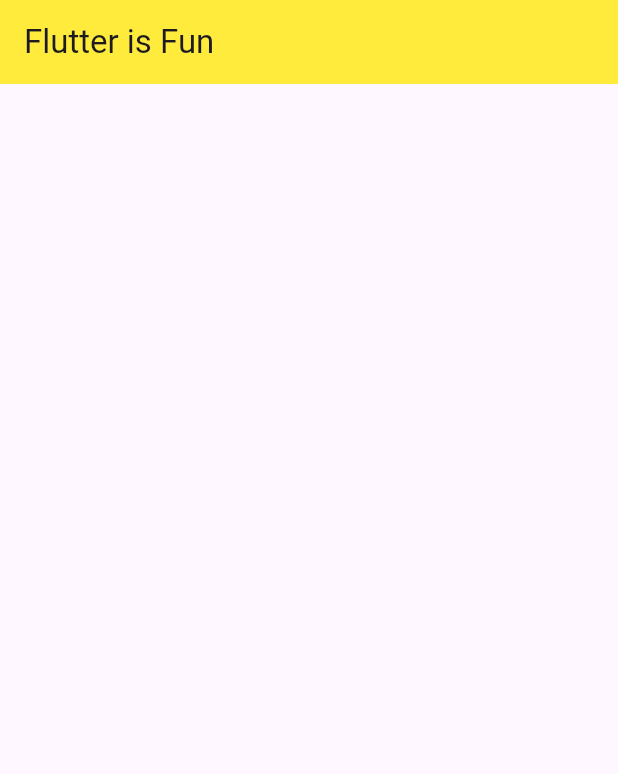
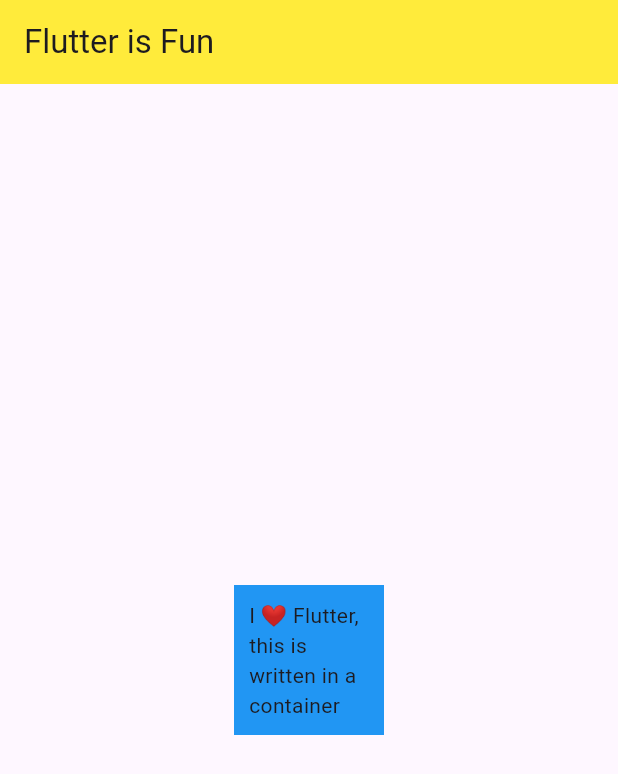
Before and after one commit to alifma/LearnFlutter, a Flutter app: the screen it shows after launch, on a phone screen of 412 x 824 dp. Shown: the top 774 px of the screen. Run offline on Flutter 3.47's test engine with Material 3 defaults, Android fonts, the phone set to English and light mode, and no system bars.

Commit message:
feat: learn about container.

```diff
--- a/lib/main.dart
+++ b/lib/main.dart
@@ -16,6 +16,18 @@ class MyApp extends StatelessWidget {
           title: const Text("Flutter is Fun"),
           backgroundColor: Colors.yellow,
         ),
+        // Center is like A container but it sis specified for centering things
+        body: Center(
+          // Container is like A Div on HTML, its just wrap a things
+          child: Container(
+            child: const Text("I ❤ Flutter, this is written in a container"),
+            margin: EdgeInsets.all(100),
+            color: Colors.blue,
+            padding: EdgeInsets.all(10),
+            height: 100,
+            width: 100,
+          ),
+        ),
       ),
     );
   }
```
